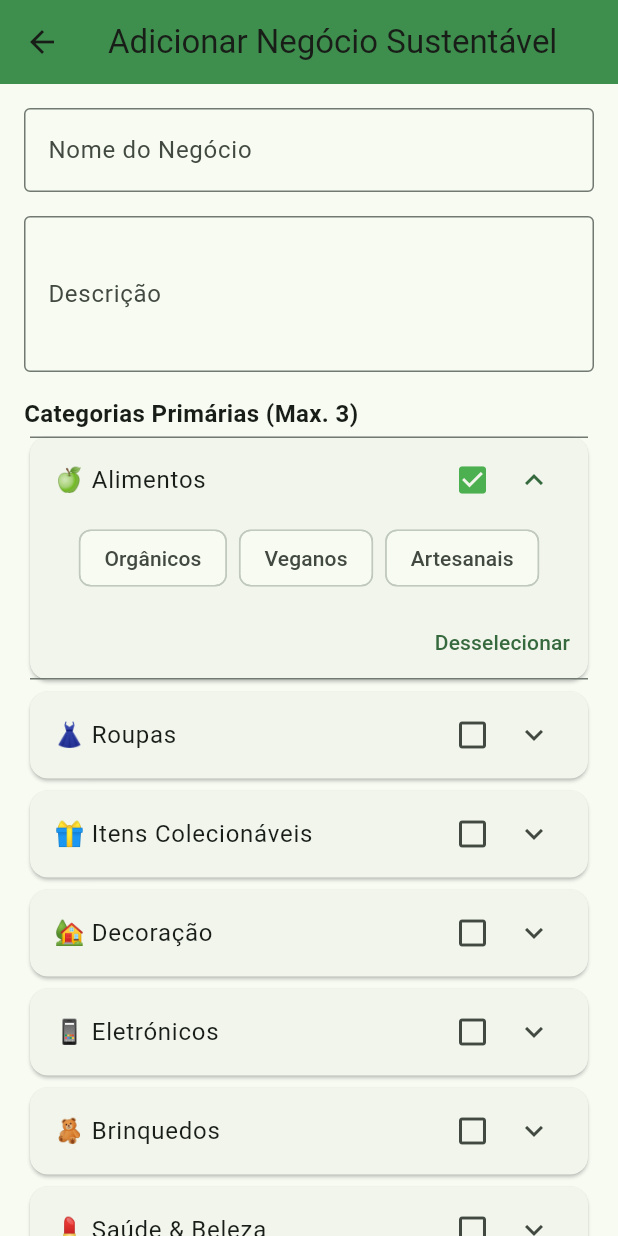
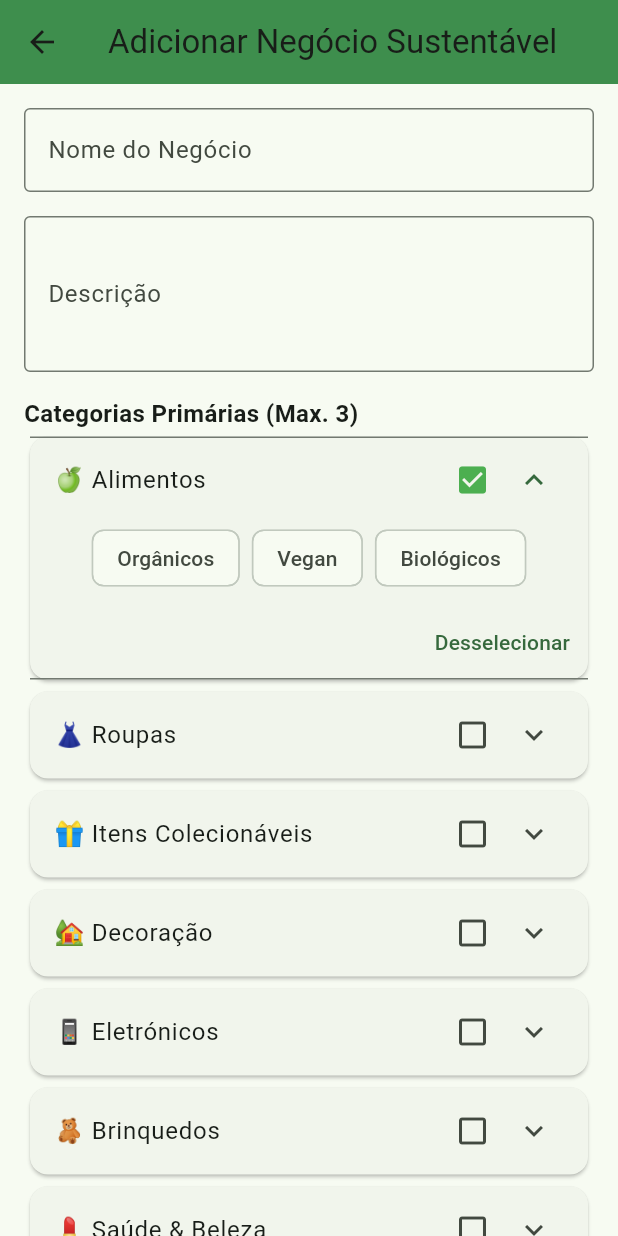
Before and after one commit to migalha212/ESOF-1, a Flutter app: the AddBusinessPage screen opened directly, after a tap on an icon or button, on a phone screen of 412 x 824 dp. Run offline on Flutter 3.47's test engine with Material 3 defaults, Android fonts, the phone set to English and light mode, and no system bars; our stand-ins replace cloud_firestore, firebase_core, google_maps_flutter, location; accounts and stored records are empty.

Commit message:
Update add_bussiness.dart

```diff
--- a/lib/pages/add_bussiness.dart
+++ b/lib/pages/add_bussiness.dart
@@ -32,7 +32,7 @@ class _AddBusinessPageState extends State<AddBusinessPage> {
   final Map<String, Map<String, dynamic>> _primaryCategories = {
     'Alimentos': {
       'emoji': '🍏',
-      'subcategories': ['Orgânicos', 'Veganos', 'Artesanais'],
+      'subcategories': ['Orgânicos', 'Vegan', 'Biológicos'],
     },
     'Roupas': {
       'emoji': '👗',
@@ -52,7 +52,7 @@ class _AddBusinessPageState extends State<AddBusinessPage> {
     },
     'Brinquedos': {
       'emoji': '🧸',
-      'subcategories': ['Educativos', 'Criativos', 'Lúdicos'],
+      'subcategories': ['Artesanais', 'Segunda Mão', 'Reciclados'],
     },
     'Saúde & Beleza': {
       'emoji': '💄',
```
